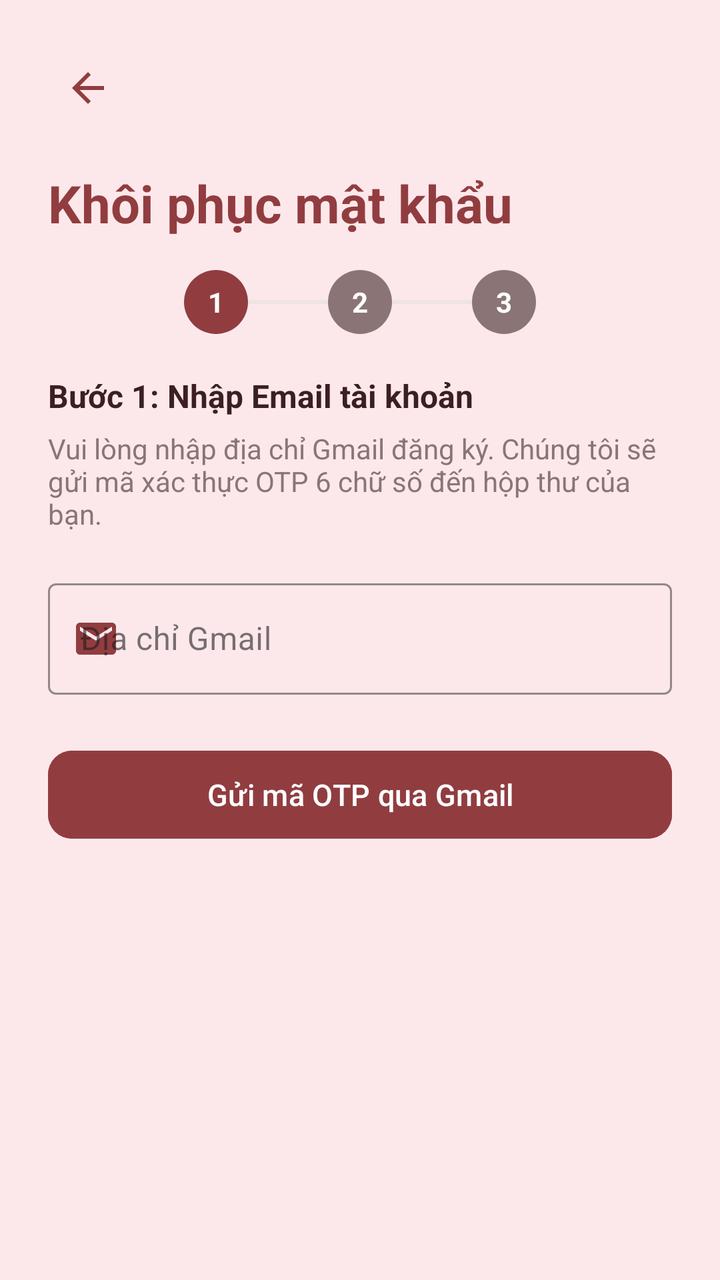
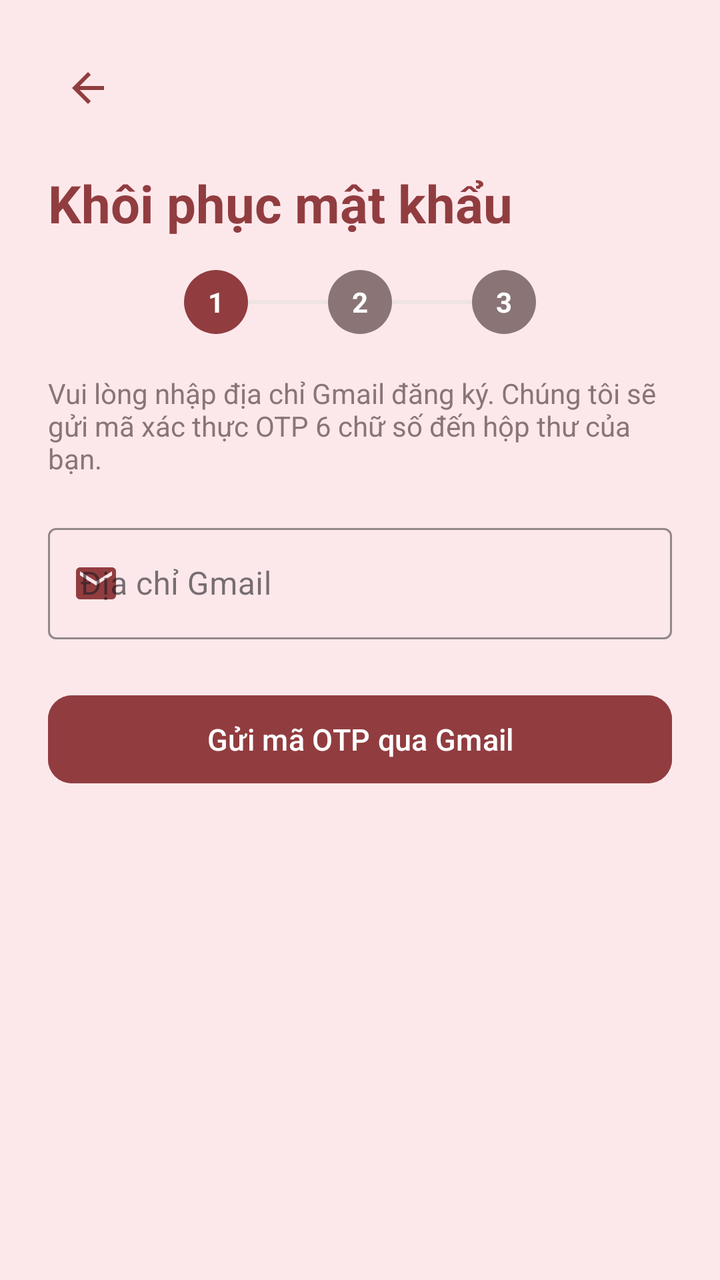

Two renders of the same Android screen: before a commit and after it. Below are the layout's source before the change and the commit's diff.
<!-- AndroidManifest.xml: activity theme Theme.QuanLyChiTieu.Auth -->
<!-- res/layout/activity_forgot_password.xml -->
<?xml version="1.0" encoding="utf-8"?>
<ScrollView xmlns:android="http://schemas.android.com/apk/res/android"
    xmlns:app="http://schemas.android.com/apk/res-auto"
    android:layout_width="match_parent"
    android:layout_height="match_parent"
    android:background="@color/pink_bg"
    android:fillViewport="true">

    <LinearLayout
        android:layout_width="match_parent"
        android:layout_height="wrap_content"
        android:orientation="vertical"
        android:padding="24dp">

        
        <ImageButton
            android:id="@+id/btnBack"
            android:layout_width="40dp"
            android:layout_height="40dp"
            android:background="?attr/selectableItemBackgroundBorderless"
            android:contentDescription="Quay lại"
            android:src="@drawable/ic_arrow_back"
            app:tint="@color/wine" />

        <TextView
            android:id="@+id/tvTitle"
            android:layout_width="wrap_content"
            android:layout_height="wrap_content"
            android:layout_marginTop="20dp"
            android:text="Khôi phục mật khẩu"
            android:textColor="@color/wine"
            android:textSize="26sp"
            android:textStyle="bold" />

        
        <LinearLayout
            android:layout_width="match_parent"
            android:layout_height="wrap_content"
            android:layout_marginTop="16dp"
            android:gravity="center"
            android:orientation="horizontal">

            <TextView
                android:id="@+id/tvStep1Indicator"
                android:layout_width="32dp"
                android:layout_height="32dp"
                android:background="@drawable/bg_circle"
                android:backgroundTint="@color/wine"
                android:gravity="center"
                android:text="1"
                android:textColor="@color/white"
                android:textStyle="bold" />

            <View
                android:id="@+id/vLine1"
                android:layout_width="40dp"
                android:layout_height="2dp"
                android:background="@color/divider" />

            <TextView
                android:id="@+id/tvStep2Indicator"
                android:layout_width="32dp"
                android:layout_height="32dp"
                android:background="@drawable/bg_circle"
                android:backgroundTint="@color/text_gray"
                android:gravity="center"
                android:text="2"
                android:textColor="@color/white"
                android:textStyle="bold" />

            <View
                android:id="@+id/vLine2"
                android:layout_width="40dp"
                android:layout_height="2dp"
                android:background="@color/divider" />

            <TextView
                android:id="@+id/tvStep3Indicator"
                android:layout_width="32dp"
                android:layout_height="32dp"
                android:background="@drawable/bg_circle"
                android:backgroundTint="@color/text_gray"
                android:gravity="center"
                android:text="3"
                android:textColor="@color/white"
                android:textStyle="bold" />
        </LinearLayout>

        
        <LinearLayout
            android:id="@+id/layoutStep1"
            android:layout_width="match_parent"
            android:layout_height="wrap_content"
            android:orientation="vertical"
            android:visibility="visible">

            <TextView
                android:layout_width="wrap_content"
                android:layout_height="wrap_content"
                android:layout_marginTop="20dp"
                android:text="Bước 1: Nhập Email tài khoản"
                android:textColor="@color/text_dark"
                android:textSize="16sp"
                android:textStyle="bold" />

            <TextView
                android:layout_width="wrap_content"
                android:layout_height="wrap_content"
                android:layout_marginTop="6dp"
                android:text="Vui lòng nhập địa chỉ Gmail đăng ký. Chúng tôi sẽ gửi mã xác thực OTP 6 chữ số đến hộp thư của bạn."
                android:textColor="@color/text_gray"
                android:textSize="14sp" />

            <com.google.android.material.textfield.TextInputLayout
                android:id="@+id/tilEmail"
                style="@style/Widget.MaterialComponents.TextInputLayout.OutlinedBox"
                android:layout_width="match_parent"
                android:layout_height="wrap_content"
                android:layout_marginTop="20dp"
                android:hint="Địa chỉ Gmail"
                app:boxStrokeColor="@color/wine"
                app:hintTextColor="@color/wine"
                app:startIconDrawable="@drawable/ic_mail"
                app:startIconTint="@color/wine">

                <com.google.android.material.textfield.TextInputEditText
                    android:id="@+id/edtEmail"
                    android:layout_width="match_parent"
                    android:layout_height="wrap_content"
                    android:inputType="textEmailAddress"
                    android:textColor="@color/text_dark" />
            </com.google.android.material.textfield.TextInputLayout>

            <com.google.android.material.button.MaterialButton
                android:id="@+id/btnSendOtp"
                android:layout_width="match_parent"
                android:layout_height="52dp"
                android:layout_marginTop="24dp"
                android:backgroundTint="@color/wine"
                android:text="Gửi mã OTP qua Gmail"
                android:textAllCaps="false"
                android:textSize="15sp"
                app:cornerRadius="12dp" />
        </LinearLayout>

        
        <LinearLayout
            android:id="@+id/layoutStep2"
            android:layout_width="match_parent"
            android:layout_height="wrap_content"
            android:orientation="vertical"
            android:visibility="gone">

            <TextView
                android:layout_width="wrap_content"
                android:layout_height="wrap_content"
                android:layout_marginTop="20dp"
                android:text="Bước 2: Xác nhận mã OTP"
                android:textColor="@color/text_dark"
                android:textSize="16sp"
                android:textStyle="bold" />

            <TextView
                android:id="@+id/tvOtpSentMessage"
                android:layout_width="wrap_content"
                android:layout_height="wrap_content"
                android:layout_marginTop="6dp"
                android:text="Mã OTP 6 chữ số đã được gửi đến Gmail của bạn. Vui lòng kiểm tra hộp thư đến."
                android:textColor="@color/text_gray"
                android:textSize="14sp" />

            <com.google.android.material.textfield.TextInputLayout
                android:id="@+id/tilOtp"
                style="@style/Widget.MaterialComponents.TextInputLayout.OutlinedBox"
                android:layout_width="match_parent"
                android:layout_height="wrap_content"
                android:layout_marginTop="20dp"
                android:hint="Nhập mã OTP 6 số"
                app:boxStrokeColor="@color/wine"
                app:hintTextColor="@color/wine"
                app:startIconDrawable="@drawable/ic_lock"
                app:startIconTint="@color/wine">

                <com.google.android.material.textfield.TextInputEditText
                    android:id="@+id/edtOtp"
                    android:layout_width="match_parent"
                    android:layout_height="wrap_content"
                    android:inputType="number"
                    android:maxLength="6"
                    android:textColor="@color/text_dark"
                    android:textSize="18sp"
                    android:textStyle="bold" />
            </com.google.android.material.textfield.TextInputLayout>

            <LinearLayout
                android:layout_width="match_parent"
                android:layout_height="wrap_content"
                android:layout_marginTop="12dp"
                android:gravity="center_vertical"
                android:orientation="horizontal">

                <TextView
                    android:id="@+id/tvCountdown"
                    android:layout_width="0dp"
                    android:layout_height="wrap_content"
                    android:layout_weight="1"
                    android:text="Gửi lại mã sau (60s)"
                    android:textColor="@color/text_gray"
                    android:textSize="13sp" />

                <TextView
                    android:id="@+id/tvResendOtp"
                    android:layout_width="wrap_content"
                    android:layout_height="wrap_content"
                    android:padding="6dp"
                    android:text="Gửi lại mã OTP"
                    android:textColor="@color/wine"
                    android:textSize="14sp"
                    android:textStyle="bold"
                    android:visibility="gone" />
            </LinearLayout>

            <com.google.android.material.button.MaterialButton
                android:id="@+id/btnVerifyOtp"
                android:layout_width="match_parent"
                android:layout_height="52dp"
                android:layout_marginTop="20dp"
                android:backgroundTint="@color/wine"
                android:text="Xác nhận OTP"
                android:textAllCaps="false"
                android:textSize="15sp"
                app:cornerRadius="12dp" />

            <TextView
                android:id="@+id/tvBackToStep1"
                android:layout_width="wrap_content"
                android:layout_height="wrap_content"
                android:layout_gravity="center_horizontal"
                android:layout_marginTop="16dp"
                android:padding="8dp"
                android:text="← Thay đổi email khác"
                android:textColor="@color/wine"
                android:textSize="13sp" />
        </LinearLayout>

        
        <LinearLayout
            android:id="@+id/layoutStep3"
            android:layout_width="match_parent"
            android:layout_height="wrap_content"
            android:orientation="vertical"
            android:visibility="gone">

            <TextView
                android:layout_width="wrap_content"
                android:layout_height="wrap_content"
                android:layout_marginTop="20dp"
                android:text="Bước 3: Đặt lại Mật khẩu mới"
                android:textColor="@color/text_dark"
                android:textSize="16sp"
                android:textStyle="bold" />

            <TextView
                android:layout_width="wrap_content"
                android:layout_height="wrap_content"
                android:layout_marginTop="6dp"
                android:text="Tạo mật khẩu mới an toàn cho tài khoản của bạn."
                android:textColor="@color/text_gray"
                android:textSize="14sp" />

            <com.google.android.material.textfield.TextInputLayout
                android:id="@+id/tilNewPass"
                style="@style/Widget.MaterialComponents.TextInputLayout.OutlinedBox"
                android:layout_width="match_parent"
                android:layout_height="wrap_content"
                android:layout_marginTop="20dp"
                android:hint="Mật khẩu mới (tối thiểu 6 ký tự)"
                app:boxStrokeColor="@color/wine"
                app:endIconMode="password_toggle"
                app:hintTextColor="@color/wine"
                app:startIconDrawable="@drawable/ic_lock"
                app:startIconTint="@color/wine">

                <com.google.android.material.textfield.TextInputEditText
                    android:id="@+id/edtNewPass"
                    android:layout_width="match_parent"
                    android:layout_height="wrap_content"
                    android:inputType="textPassword"
                    android:textColor="@color/text_dark" />
            </com.google.android.material.textfield.TextInputLayout>

            <com.google.android.material.textfield.TextInputLayout
                android:id="@+id/tilConfirmPass"
                style="@style/Widget.MaterialComponents.TextInputLayout.OutlinedBox"
                android:layout_width="match_parent"
                android:layout_height="wrap_content"
                android:layout_marginTop="12dp"
                android:hint="Xác nhận mật khẩu mới"
                app:boxStrokeColor="@color/wine"
                app:endIconMode="password_toggle"
                app:hintTextColor="@color/wine"
                app:startIconDrawable="@drawable/ic_lock"
                app:startIconTint="@color/wine">

                <com.google.android.material.textfield.TextInputEditText
                    android:id="@+id/edtConfirmPass"
                    android:layout_width="match_parent"
                    android:layout_height="wrap_content"
                    android:inputType="textPassword"
                    android:textColor="@color/text_dark" />
            </com.google.android.material.textfield.TextInputLayout>

            <com.google.android.material.button.MaterialButton
                android:id="@+id/btnSaveNewPassword"
                android:layout_width="match_parent"
                android:layout_height="52dp"
                android:layout_marginTop="24dp"
                android:backgroundTint="@color/wine"
                android:text="Cập nhật mật khẩu mới"
                android:textAllCaps="false"
                android:textSize="15sp"
                app:cornerRadius="12dp" />
        </LinearLayout>

    </LinearLayout>
</ScrollView>
<!-- resources referenced by this layout -->
<resources>
  <color name="divider">#EFE3E4</color>
  <color name="pink_bg">#FCE8EB</color>
  <color name="text_dark">#3B1F21</color>
  <color name="text_gray">#8A7476</color>
  <color name="white">#FFFFFF</color>
  <color name="wine">#913D40</color>
  <!-- drawable bg_circle (drawable) -->
  <shape xmlns:android="http://schemas.android.com/apk/res/android" android:shape="oval">
      <solid android:color="@color/light_red" />
  </shape>
  <!-- drawable ic_arrow_back (drawable) -->
  <vector xmlns:android="http://schemas.android.com/apk/res/android"
      android:width="24dp" android:height="24dp" android:viewportWidth="24" android:viewportHeight="24">
      <path android:fillColor="#FF000000" android:pathData="M20,11H7.83l5.59,-5.59L12,4l-8,8 8,8 1.41,-1.41L7.83,13H20v-2z" />
  </vector>
  <!-- drawable ic_lock (drawable) -->
  <vector xmlns:android="http://schemas.android.com/apk/res/android"
      android:width="24dp" android:height="24dp" android:viewportWidth="24" android:viewportHeight="24">
      <path android:fillColor="#FF000000" android:pathData="M18,8h-1L17,6c0,-2.76 -2.24,-5 -5,-5S7,3.24 7,6v2L6,8c-1.1,0 -2,0.9 -2,2v10c0,1.1 0.9,2 2,2h12c1.1,0 2,-0.9 2,-2L20,10c0,-1.1 -0.9,-2 -2,-2zM12,17c-1.1,0 -2,-0.9 -2,-2s0.9,-2 2,-2 2,0.9 2,2 -0.9,2 -2,2zM15.1,8L8.9,8L8.9,6c0,-1.71 1.39,-3.1 3.1,-3.1 1.71,0 3.1,1.39 3.1,3.1v2z" />
  </vector>
  <!-- drawable ic_mail (drawable) -->
  <vector xmlns:android="http://schemas.android.com/apk/res/android"
      android:width="24dp" android:height="24dp" android:viewportWidth="24" android:viewportHeight="24">
      <path android:fillColor="#FF000000" android:pathData="M20,4H4c-1.1,0 -1.99,0.9 -1.99,2L2,18c0,1.1 0.9,2 2,2h16c1.1,0 2,-0.9 2,-2V6c0,-1.1 -0.9,-2 -2,-2zM20,8l-8,5 -8,-5V6l8,5 8,-5v2z" />
  </vector>
  <style name="Theme.QuanLyChiTieu.Auth">
          <item name="android:statusBarColor">@color/pink_bg</item>
          <item name="android:windowLightStatusBar">true</item>
      </style>
  <color name="light_red">#F7D5D8</color>
</resources>

<!-- the commit's change to res/layout/activity_forgot_password.xml (unified diff, before → after) -->
@@ -98,15 +98,6 @@
                 android:layout_width="wrap_content"
                 android:layout_height="wrap_content"
                 android:layout_marginTop="20dp"
-                android:text="Bước 1: Nhập Email tài khoản"
-                android:textColor="@color/text_dark"
-                android:textSize="16sp"
-                android:textStyle="bold" />
-
-            <TextView
-                android:layout_width="wrap_content"
-                android:layout_height="wrap_content"
-                android:layout_marginTop="6dp"
                 android:text="Vui lòng nhập địa chỉ Gmail đăng ký. Chúng tôi sẽ gửi mã xác thực OTP 6 chữ số đến hộp thư của bạn."
                 android:textColor="@color/text_gray"
                 android:textSize="14sp" />
@@ -152,19 +143,10 @@
             android:visibility="gone">
 
             <TextView
-                android:layout_width="wrap_content"
-                android:layout_height="wrap_content"
-                android:layout_marginTop="20dp"
-                android:text="Bước 2: Xác nhận mã OTP"
-                android:textColor="@color/text_dark"
-                android:textSize="16sp"
-                android:textStyle="bold" />
-
-            <TextView
                 android:id="@+id/tvOtpSentMessage"
                 android:layout_width="wrap_content"
                 android:layout_height="wrap_content"
-                android:layout_marginTop="6dp"
+                android:layout_marginTop="20dp"
                 android:text="Mã OTP 6 chữ số đã được gửi đến Gmail của bạn. Vui lòng kiểm tra hộp thư đến."
                 android:textColor="@color/text_gray"
                 android:textSize="14sp" />
@@ -255,15 +237,6 @@
                 android:layout_width="wrap_content"
                 android:layout_height="wrap_content"
                 android:layout_marginTop="20dp"
-                android:text="Bước 3: Đặt lại Mật khẩu mới"
-                android:textColor="@color/text_dark"
-                android:textSize="16sp"
-                android:textStyle="bold" />
-
-            <TextView
-                android:layout_width="wrap_content"
-                android:layout_height="wrap_content"
-                android:layout_marginTop="6dp"
                 android:text="Tạo mật khẩu mới an toàn cho tài khoản của bạn."
                 android:textColor="@color/text_gray"
                 android:textSize="14sp" />
